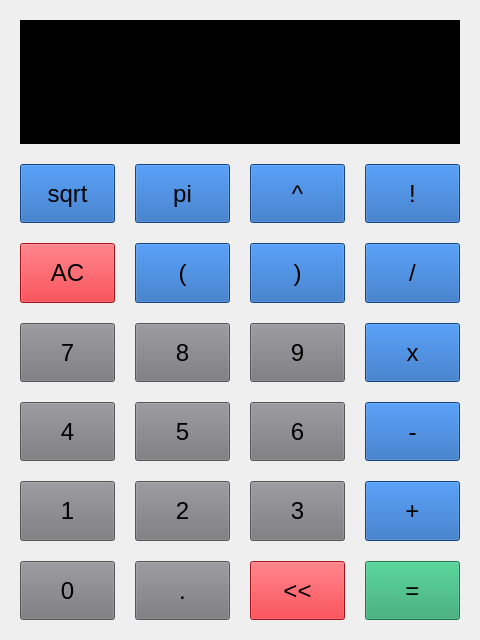
This is src/ui/calculator.ui in kzmijews/calculator as Qt 5 draws it before an edit. The edited form follows.
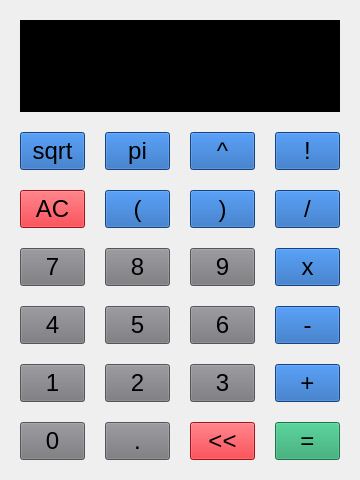
This is the edited form.

What changed in the file:
```diff
--- a/src/ui/calculator.ui
+++ b/src/ui/calculator.ui
@@ -6,8 +6,8 @@
    <rect>
     <x>0</x>
     <y>0</y>
-    <width>480</width>
-    <height>640</height>
+    <width>360</width>
+    <height>480</height>
    </rect>
   </property>
   <property name="sizePolicy">
```
